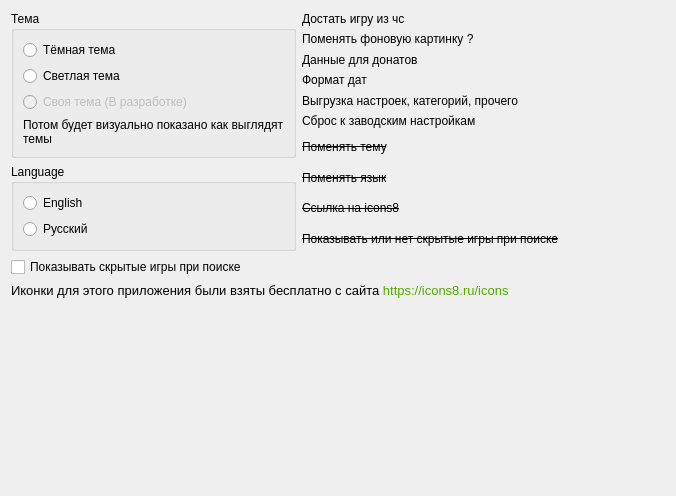
Old version of the form AraSteamManager/subform/formsettings.ui in the repository Arankir/AraSteamManager.
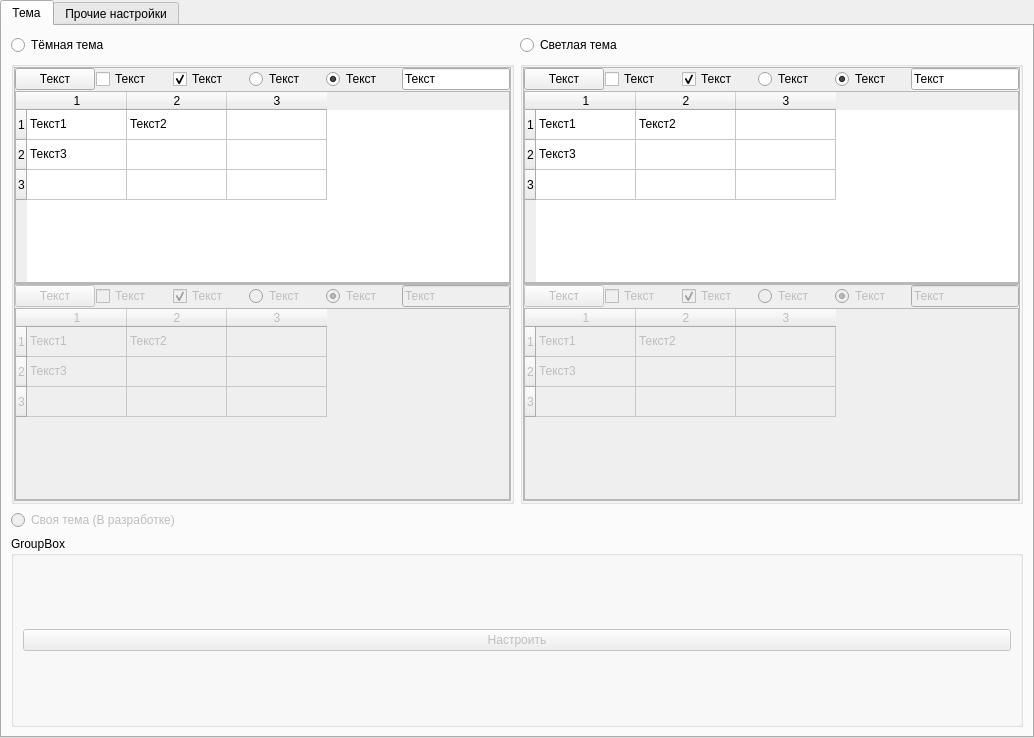
New version of the form.

Diff of the .ui file:
```diff
--- a/AraSteamManager/subform/formsettings.ui
+++ b/AraSteamManager/subform/formsettings.ui
@@ -6,67 +6,929 @@
    <rect>
     <x>0</x>
     <y>0</y>
-    <width>676</width>
-    <height>496</height>
+    <width>1034</width>
+    <height>738</height>
    </rect>
   </property>
   <property name="windowTitle">
    <string>Form</string>
   </property>
-  <layout class="QFormLayout" name="formLayout">
-   <item row="0" column="0">
-    <layout class="QVBoxLayout" name="verticalLayout_5">
-     <item>
-      <widget class="QGroupBox" name="GroupBoxTheme">
-       <property name="title">
-        <string>Тема</string>
+  <layout class="QVBoxLayout" name="verticalLayout_2">
+   <property name="spacing">
+    <number>0</number>
+   </property>
+   <property name="leftMargin">
+    <number>0</number>
+   </property>
+   <property name="topMargin">
+    <number>0</number>
+   </property>
+   <property name="rightMargin">
+    <number>0</number>
+   </property>
+   <property name="bottomMargin">
+    <number>0</number>
+   </property>
+   <item>
+    <widget class="QTabWidget" name="tabWidget">
+     <property name="currentIndex">
+      <number>0</number>
+     </property>
+     <widget class="QWidget" name="tab">
+      <attribute name="title">
+       <string>Тема</string>
+      </attribute>
+      <layout class="QGridLayout" name="gridLayout_6">
+       <item row="0" column="0">
+        <widget class="QRadioButton" name="RadioButtonDarkTheme">
+         <property name="text">
+          <string>Тёмная тема</string>
+         </property>
+        </widget>
+       </item>
+       <item row="0" column="1">
+        <widget class="QRadioButton" name="RadioButtonLightTheme">
+         <property name="text">
+          <string>Светлая тема</string>
+         </property>
+        </widget>
+       </item>
+       <item row="1" column="0">
+        <widget class="QGroupBox" name="GroupBoxDarkTheme">
+         <property name="sizePolicy">
+          <sizepolicy hsizetype="Expanding" vsizetype="Fixed">
+           <horstretch>0</horstretch>
+           <verstretch>0</verstretch>
+          </sizepolicy>
+         </property>
+         <property name="title">
+          <string/>
+         </property>
+         <layout class="QVBoxLayout" name="verticalLayout_5">
+          <property name="spacing">
+           <number>0</number>
+          </property>
+          <property name="leftMargin">
+           <number>0</number>
+          </property>
+          <property name="topMargin">
+           <number>0</number>
+          </property>
+          <property name="rightMargin">
+           <number>0</number>
+          </property>
+          <property name="bottomMargin">
+           <number>0</number>
+          </property>
+          <item>
+           <widget class="QScrollArea" name="scrollArea_5">
+            <property name="widgetResizable">
+             <bool>true</bool>
+            </property>
+            <widget class="QWidget" name="scrollAreaWidgetContents_7">
+             <property name="geometry">
+              <rect>
+               <x>0</x>
+               <y>0</y>
+               <width>495</width>
+               <height>238</height>
+              </rect>
+             </property>
+             <layout class="QGridLayout" name="gridLayout">
+              <property name="leftMargin">
+               <number>0</number>
+              </property>
+              <property name="topMargin">
+               <number>0</number>
+              </property>
+              <property name="rightMargin">
+               <number>0</number>
+              </property>
+              <property name="bottomMargin">
+               <number>0</number>
+              </property>
+              <property name="spacing">
+               <number>1</number>
+              </property>
+              <item row="0" column="0">
+               <widget class="QPushButton" name="pushButton">
+                <property name="sizePolicy">
+                 <sizepolicy hsizetype="Minimum" vsizetype="Fixed">
+                  <horstretch>0</horstretch>
+                  <verstretch>0</verstretch>
+                 </sizepolicy>
+                </property>
+                <property name="minimumSize">
+                 <size>
+                  <width>25</width>
+                  <height>0</height>
+                 </size>
+                </property>
+                <property name="text">
+                 <string>Текст</string>
+                </property>
+               </widget>
+              </item>
+              <item row="0" column="1">
+               <widget class="QCheckBox" name="checkBox">
+                <property name="sizePolicy">
+                 <sizepolicy hsizetype="Minimum" vsizetype="Fixed">
+                  <horstretch>0</horstretch>
+                  <verstretch>0</verstretch>
+                 </sizepolicy>
+                </property>
+                <property name="text">
+                 <string>Текст</string>
+                </property>
+               </widget>
+              </item>
+              <item row="0" column="2">
+               <widget class="QCheckBox" name="checkBox_8">
+                <property name="sizePolicy">
+                 <sizepolicy hsizetype="Minimum" vsizetype="Fixed">
+                  <horstretch>0</horstretch>
+                  <verstretch>0</verstretch>
+                 </sizepolicy>
+                </property>
+                <property name="text">
+                 <string>Текст</string>
+                </property>
+                <property name="checked">
+                 <bool>true</bool>
+                </property>
+               </widget>
+              </item>
+              <item row="0" column="3">
+               <widget class="QRadioButton" name="radioButton_7">
+                <property name="text">
+                 <string>Текст</string>
+                </property>
+                <property name="checked">
+                 <bool>false</bool>
+                </property>
+               </widget>
+              </item>
+              <item row="0" column="4">
+               <widget class="QRadioButton" name="radioButton">
+                <property name="text">
+                 <string>Текст</string>
+                </property>
+                <property name="checked">
+                 <bool>true</bool>
+                </property>
+               </widget>
+              </item>
+              <item row="0" column="5">
+               <widget class="QLineEdit" name="lineEdit">
+                <property name="sizePolicy">
+                 <sizepolicy hsizetype="Minimum" vsizetype="Fixed">
+                  <horstretch>0</horstretch>
+                  <verstretch>0</verstretch>
+                 </sizepolicy>
+                </property>
+                <property name="minimumSize">
+                 <size>
+                  <width>25</width>
+                  <height>0</height>
+                 </size>
+                </property>
+                <property name="text">
+                 <string>Текст</string>
+                </property>
+               </widget>
+              </item>
+              <item row="1" column="0" colspan="6">
+               <widget class="QTableWidget" name="tableWidget">
+                <property name="sizePolicy">
+                 <sizepolicy hsizetype="Expanding" vsizetype="Minimum">
+                  <horstretch>0</horstretch>
+                  <verstretch>0</verstretch>
+                 </sizepolicy>
+                </property>
+                <property name="rowCount">
+                 <number>3</number>
+                </property>
+                <property name="columnCount">
+                 <number>3</number>
+                </property>
+                <row/>
+                <row/>
+                <row/>
+                <column/>
+                <column/>
+                <column/>
+                <item row="0" column="0">
+                 <property name="text">
+                  <string>Текст1</string>
+                 </property>
+                </item>
+                <item row="0" column="1">
+                 <property name="text">
+                  <string>Текст2</string>
+                 </property>
+                </item>
+                <item row="1" column="0">
+                 <property name="text">
+                  <string>Текст3</string>
+                 </property>
+                </item>
+               </widget>
+              </item>
+             </layout>
+            </widget>
+           </widget>
+          </item>
+          <item>
+           <widget class="QScrollArea" name="scrollArea_6">
+            <property name="widgetResizable">
+             <bool>true</bool>
+            </property>
+            <widget class="QWidget" name="scrollAreaWidgetContents_8">
+             <property name="geometry">
+              <rect>
+               <x>0</x>
+               <y>0</y>
+               <width>495</width>
+               <height>238</height>
+              </rect>
+             </property>
+             <layout class="QGridLayout" name="gridLayout_4">
+              <property name="leftMargin">
+               <number>0</number>
+              </property>
+              <property name="topMargin">
+               <number>0</number>
+              </property>
+              <property name="rightMargin">
+               <number>0</number>
+              </property>
+              <property name="bottomMargin">
+               <number>0</number>
+              </property>
+              <property name="spacing">
+               <number>1</number>
+              </property>
+              <item row="0" column="0">
+               <widget class="QPushButton" name="pushButton_2">
+                <property name="enabled">
+                 <bool>false</bool>
+                </property>
+                <property name="sizePolicy">
+                 <sizepolicy hsizetype="Minimum" vsizetype="Fixed">
+                  <horstretch>0</horstretch>
+                  <verstretch>0</verstretch>
+                 </sizepolicy>
+                </property>
+                <property name="minimumSize">
+                 <size>
+                  <width>25</width>
+                  <height>0</height>
+                 </size>
+                </property>
+                <property name="text">
+                 <string>Текст</string>
+                </property>
+               </widget>
+              </item>
+              <item row="0" column="1">
+               <widget class="QCheckBox" name="checkBox_2">
+                <property name="enabled">
+                 <bool>false</bool>
+                </property>
+                <property name="sizePolicy">
+                 <sizepolicy hsizetype="Minimum" vsizetype="Fixed">
+                  <horstretch>0</horstretch>
+                  <verstretch>0</verstretch>
+                 </sizepolicy>
+                </property>
+                <property name="text">
+                 <string>Текст</string>
+                </property>
+               </widget>
+              </item>
+              <item row="0" column="2">
+               <widget class="QCheckBox" name="checkBox_7">
+                <property name="enabled">
+                 <bool>false</bool>
+                </property>
+                <property name="sizePolicy">
+                 <sizepolicy hsizetype="Minimum" vsizetype="Fixed">
+                  <horstretch>0</horstretch>
+                  <verstretch>0</verstretch>
+                 </sizepolicy>
+                </property>
+                <property name="text">
+                 <string>Текст</string>
+                </property>
+                <property name="checked">
+                 <bool>true</bool>
+                </property>
+               </widget>
+              </item>
+              <item row="0" column="3">
+               <widget class="QRadioButton" name="radioButton_2">
+                <property name="enabled">
+                 <bool>false</bool>
+                </property>
+                <property name="text">
+                 <string>Текст</string>
+                </property>
+               </widget>
+              </item>
+              <item row="0" column="4">
+               <widget class="QRadioButton" name="radioButton_8">
+                <property name="enabled">
+                 <bool>false</bool>
+                </property>
+                <property name="text">
+                 <string>Текст</string>
+                </property>
+                <property name="checked">
+                 <bool>true</bool>
+                </property>
+               </widget>
+              </item>
+              <item row="0" column="5">
+               <widget class="QLineEdit" name="lineEdit_2">
+                <property name="enabled">
+                 <bool>false</bool>
+                </property>
+                <property name="sizePolicy">
+                 <sizepolicy hsizetype="Minimum" vsizetype="Fixed">
+                  <horstretch>0</horstretch>
+                  <verstretch>0</verstretch>
+                 </sizepolicy>
+                </property>
+                <property name="minimumSize">
+                 <size>
+                  <width>25</width>
+                  <height>0</height>
+                 </size>
+                </property>
+                <property name="text">
+                 <string>Текст</string>
+                </property>
+               </widget>
+              </item>
+              <item row="1" column="0" colspan="6">
+               <widget class="QTableWidget" name="tableWidget_2">
+                <property name="enabled">
+                 <bool>false</bool>
+                </property>
+                <property name="sizePolicy">
+                 <sizepolicy hsizetype="Expanding" vsizetype="Minimum">
+                  <horstretch>0</horstretch>
+                  <verstretch>0</verstretch>
+                 </sizepolicy>
+                </property>
+                <property name="rowCount">
+                 <number>3</number>
+                </property>
+                <property name="columnCount">
+                 <number>3</number>
+                </property>
+                <row/>
+                <row/>
+                <row/>
+                <column/>
+                <column/>
+                <column/>
+                <item row="0" column="0">
+                 <property name="text">
+                  <string>Текст1</string>
+                 </property>
+                </item>
+                <item row="0" column="1">
+                 <property name="text">
+                  <string>Текст2</string>
+                 </property>
+                </item>
+                <item row="1" column="0">
+                 <property name="text">
+                  <string>Текст3</string>
+                 </property>
+                </item>
+               </widget>
+              </item>
+             </layout>
+            </widget>
+           </widget>
+          </item>
+         </layout>
+        </widget>
+       </item>
+       <item row="1" column="1">
+        <widget class="QGroupBox" name="GroupBoxWhiteTheme">
+         <property name="sizePolicy">
+          <sizepolicy hsizetype="Expanding" vsizetype="Fixed">
+           <horstretch>0</horstretch>
+           <verstretch>0</verstretch>
+          </sizepolicy>
+         </property>
+         <property name="title">
+          <string/>
+         </property>
+         <layout class="QVBoxLayout" name="verticalLayout_7">
+          <property name="spacing">
+           <number>0</number>
+          </property>
+          <property name="leftMargin">
+           <number>0</number>
+          </property>
+          <property name="topMargin">
+           <number>0</number>
+          </property>
+          <property name="rightMargin">
+           <number>0</number>
+          </property>
+          <property name="bottomMargin">
+           <number>0</number>
+          </property>
+          <item>
+           <widget class="QScrollArea" name="scrollArea_7">
+            <property name="widgetResizable">
+             <bool>true</bool>
+            </property>
+            <widget class="QWidget" name="scrollAreaWidgetContents_9">
+             <property name="geometry">
+              <rect>
+               <x>0</x>
+               <y>0</y>
+               <width>495</width>
+               <height>238</height>
+              </rect>
+             </property>
+             <layout class="QGridLayout" name="gridLayout_2">
+              <property name="leftMargin">
+               <number>0</number>
+              </property>
+              <property name="topMargin">
+               <number>0</number>
+              </property>
+              <property name="rightMargin">
+               <number>0</number>
+              </property>
+              <property name="bottomMargin">
+               <number>0</number>
+              </property>
+              <property name="spacing">
+               <number>1</number>
+              </property>
+              <item row="0" column="0">
+               <widget class="QPushButton" name="pushButton_3">
+                <property name="sizePolicy">
+                 <sizepolicy hsizetype="Minimum" vsizetype="Fixed">
+                  <horstretch>0</horstretch>
+                  <verstretch>0</verstretch>
+                 </sizepolicy>
+                </property>
+                <property name="minimumSize">
+                 <size>
+                  <width>25</width>
+                  <height>0</height>
+                 </size>
+                </property>
+                <property name="text">
+                 <string>Текст</string>
+                </property>
+               </widget>
+              </item>
+              <item row="0" column="1">
+               <widget class="QCheckBox" name="checkBox_3">
+                <property name="sizePolicy">
+                 <sizepolicy hsizetype="Minimum" vsizetype="Fixed">
+                  <horstretch>0</horstretch>
+                  <verstretch>0</verstretch>
+                 </sizepolicy>
+                </property>
+                <property name="text">
+                 <string>Текст</string>
+                </property>
+               </widget>
+              </item>
+              <item row="0" column="2">
+               <widget class="QCheckBox" name="checkBox_9">
+                <property name="sizePolicy">
+                 <sizepolicy hsizetype="Minimum" vsizetype="Fixed">
+                  <horstretch>0</horstretch>
+                  <verstretch>0</verstretch>
+                 </sizepolicy>
+                </property>
+                <property name="text">
+                 <string>Текст</string>
+                </property>
+                <property name="checked">
+                 <bool>true</bool>
+                </property>
+               </widget>
+              </item>
+              <item row="0" column="3">
+               <widget class="QRadioButton" name="radioButton_9">
+                <property name="text">
+                 <string>Текст</string>
+                </property>
+                <property name="checked">
+                 <bool>false</bool>
+                </property>
+               </widget>
+              </item>
+              <item row="0" column="4">
+               <widget class="QRadioButton" name="radioButton_3">
+                <property name="text">
+                 <string>Текст</string>
+                </property>
+                <property name="checked">
+                 <bool>true</bool>
+                </property>
+               </widget>
+              </item>
+              <item row="0" column="5">
+               <widget class="QLineEdit" name="lineEdit_3">
+                <property name="sizePolicy">
+                 <sizepolicy hsizetype="Minimum" vsizetype="Fixed">
+                  <horstretch>0</horstretch>
+                  <verstretch>0</verstretch>
+                 </sizepolicy>
+                </property>
+                <property name="minimumSize">
+                 <size>
+                  <width>25</width>
+                  <height>0</height>
+                 </size>
+                </property>
+                <property name="text">
+                 <string>Текст</string>
+                </property>
+               </widget>
+              </item>
+              <item row="1" column="0" colspan="6">
+               <widget class="QTableWidget" name="tableWidget_3">
+                <property name="sizePolicy">
+                 <sizepolicy hsizetype="Expanding" vsizetype="Minimum">
+                  <horstretch>0</horstretch>
+                  <verstretch>0</verstretch>
+                 </sizepolicy>
+                </property>
+                <property name="rowCount">
+                 <number>3</number>
+                </property>
+                <property name="columnCount">
+                 <number>3</number>
+                </property>
+                <row/>
+                <row/>
+                <row/>
+                <column/>
+                <column/>
+                <column/>
+                <item row="0" column="0">
+                 <property name="text">
+                  <string>Текст1</string>
+                 </property>
+                </item>
+                <item row="0" column="1">
+                 <property name="text">
+                  <string>Текст2</string>
+                 </property>
+                </item>
+                <item row="1" column="0">
+                 <property name="text">
+                  <string>Текст3</string>
+                 </property>
+                </item>
+               </widget>
+              </item>
+             </layout>
+            </widget>
+           </widget>
+          </item>
+          <item>
+           <widget class="QScrollArea" name="scrollArea_8">
+            <property name="widgetResizable">
+             <bool>true</bool>
+            </property>
+            <widget class="QWidget" name="scrollAreaWidgetContents_10">
+             <property name="geometry">
+              <rect>
+               <x>0</x>
+               <y>0</y>
+               <width>495</width>
+               <height>238</height>
+              </rect>
+             </property>
+             <layout class="QGridLayout" name="gridLayout_5">
+              <property name="leftMargin">
+               <number>0</number>
+              </property>
+              <property name="topMargin">
+               <number>0</number>
+              </property>
+              <property name="rightMargin">
+               <number>0</number>
+              </property>
+              <property name="bottomMargin">
+               <number>0</number>
+              </property>
+              <property name="spacing">
+               <number>1</number>
+              </property>
+              <item row="0" column="0">
+               <widget class="QPushButton" name="pushButton_4">
+                <property name="enabled">
+                 <bool>false</bool>
+                </property>
+                <property name="sizePolicy">
+                 <sizepolicy hsizetype="Minimum" vsizetype="Fixed">
+                  <horstretch>0</horstretch>
+                  <verstretch>0</verstretch>
+                 </sizepolicy>
+                </property>
+                <property name="minimumSize">
+                 <size>
+                  <width>25</width>
+                  <height>0</height>
+                 </size>
+                </property>
+                <property name="text">
+                 <string>Текст</string>
+                </property>
+               </widget>
+              </item>
+              <item row="0" column="1">
+               <widget class="QCheckBox" name="checkBox_4">
+                <property name="enabled">
+                 <bool>false</bool>
+                </property>
+                <property name="sizePolicy">
+                 <sizepolicy hsizetype="Minimum" vsizetype="Fixed">
+                  <horstretch>0</horstretch>
+                  <verstretch>0</verstretch>
+                 </sizepolicy>
+                </property>
+                <property name="text">
+                 <string>Текст</string>
+                </property>
+               </widget>
+              </item>
+              <item row="0" column="2">
+               <widget class="QCheckBox" name="checkBox_10">
+                <property name="enabled">
+                 <bool>false</bool>
+                </property>
+                <property name="sizePolicy">
+                 <sizepolicy hsizetype="Minimum" vsizetype="Fixed">
+                  <horstretch>0</horstretch>
+                  <verstretch>0</verstretch>
+                 </sizepolicy>
+                </property>
+                <property name="text">
+                 <string>Текст</string>
+                </property>
+                <property name="checked">
+                 <bool>true</bool>
+                </property>
+               </widget>
+              </item>
+              <item row="0" column="3">
+               <widget class="QRadioButton" name="radioButton_4">
+                <property name="enabled">
+                 <bool>false</bool>
+                </property>
+                <property name="text">
+                 <string>Текст</string>
+                </property>
+               </widget>
+              </item>
+              <item row="0" column="4">
+               <widget class="QRadioButton" name="radioButton_10">
+                <property name="enabled">
+                 <bool>false</bool>
+                </property>
+                <property name="text">
+                 <string>Текст</string>
+                </property>
+                <property name="checked">
+                 <bool>true</bool>
+                </property>
+               </widget>
+              </item>
+              <item row="0" column="5">
+               <widget class="QLineEdit" name="lineEdit_4">
+                <property name="enabled">
+                 <bool>false</bool>
+                </property>
+                <property name="sizePolicy">
+                 <sizepolicy hsizetype="Minimum" vsizetype="Fixed">
+                  <horstretch>0</horstretch>
+                  <verstretch>0</verstretch>
+                 </sizepolicy>
+                </property>
+                <property name="minimumSize">
+                 <size>
+                  <width>25</width>
+                  <height>0</height>
+                 </size>
+                </property>
+                <property name="text">
+                 <string>Текст</string>
+                </property>
+               </widget>
+              </item>
+              <item row="1" column="0" colspan="6">
+               <widget class="QTableWidget" name="tableWidget_4">
+                <property name="enabled">
+                 <bool>false</bool>
+                </property>
+                <property name="rowCount">
+                 <number>3</number>
+                </property>
+                <property name="columnCount">
+                 <number>3</number>
+                </property>
+                <row/>
+                <row/>
+                <row/>
+                <column/>
+                <column/>
+                <column/>
+                <item row="0" column="0">
+                 <property name="text">
+                  <string>Текст1</string>
+                 </property>
+                </item>
+                <item row="0" column="1">
+                 <property name="text">
+                  <string>Текст2</string>
+                 </property>
+                </item>
+                <item row="1" column="0">
+                 <property name="text">
+                  <string>Текст3</string>
+                 </property>
+                </item>
+               </widget>
+              </item>
+             </layout>
+            </widget>
+           </widget>
+          </item>
+         </layout>
+        </widget>
+       </item>
+       <item row="3" column="0" colspan="2">
+        <widget class="QGroupBox" name="groupBox_4">
+         <property name="title">
+          <string>GroupBox</string>
+         </property>
+         <layout class="QGridLayout" name="gridLayout_3">
+          <item row="0" column="0">
+           <widget class="QPushButton" name="pushButton_5">
+            <property name="enabled">
+             <bool>false</bool>
+            </property>
+            <property name="text">
+             <string>Настроить</string>
+            </property>
+           </widget>
+          </item>
+         </layout>
+        </widget>
+       </item>
+       <item row="2" column="0" colspan="2">
+        <widget class="QRadioButton" name="RadioButtonCustomTheme">
+         <property name="enabled">
+          <bool>false</bool>
+         </property>
+         <property name="text">
+          <string>Своя тема (В разработке)</string>
+         </property>
+        </widget>
+       </item>
+      </layout>
+     </widget>
+     <widget class="QWidget" name="tab_2">
+      <attribute name="title">
+       <string>Прочие настройки</string>
+      </attribute>
+      <widget class="QWidget" name="">
+       <property name="geometry">
+        <rect>
+         <x>780</x>
+         <y>10</y>
+         <width>243</width>
+         <height>190</height>
+        </rect>
        </property>
-       <layout class="QVBoxLayout" name="verticalLayout_2">
+       <layout class="QVBoxLayout" name="verticalLayout_6">
         <item>
-         <widget class="QRadioButton" name="RadioButtonDarkTheme">
-          <property name="text">
-           <string>Тёмная тема</string>
-          </property>
-         </widget>
+         <layout class="QVBoxLayout" name="verticalLayout_4">
+          <item>
+           <widget class="QLabel" name="label_11">
+            <property name="text">
+             <string>Достать игру из чс</string>
+            </property>
+           </widget>
+          </item>
+          <item>
+           <widget class="QLabel" name="label_6">
+            <property name="text">
+             <string>Поменять фоновую картинку ?</string>
+            </property>
+           </widget>
+          </item>
+          <item>
+           <widget class="QLabel" name="label_8">
+            <property name="text">
+             <string>Данные для донатов</string>
+            </property>
+           </widget>
+          </item>
+          <item>
+           <widget class="QLabel" name="label_9">
+            <property name="text">
+             <string>Формат дат</string>
+            </property>
+           </widget>
+          </item>
+          <item>
+           <widget class="QLabel" name="label_2">
+            <property name="text">
+             <string>Выгрузка настроек, категорий, прочего</string>
+            </property>
+           </widget>
+          </item>
+          <item>
+           <widget class="QLabel" name="label_4">
+            <property name="text">
+             <string>Сброс к заводским настройкам</string>
+            </property>
+           </widget>
+          </item>
+         </layout>
         </item>
         <item>
-         <widget class="QRadioButton" name="RadioButtonLightTheme">
-          <property name="text">
-           <string>Светлая тема</string>
-          </property>
-         </widget>
-        </item>
-        <item>
-         <widget class="QRadioButton" name="RadioButtonCustomTheme">
-          <property name="enabled">
-           <bool>false</bool>
-          </property>
-          <property name="text">
-           <string>Своя тема (В разработке)</string>
-          </property>
-         </widget>
-        </item>
-        <item>
-         <widget class="QLabel" name="label_12">
-          <property name="sizePolicy">
-           <sizepolicy hsizetype="Preferred" vsizetype="Maximum">
-            <horstretch>0</horstretch>
-            <verstretch>0</verstretch>
-           </sizepolicy>
-          </property>
-          <property name="text">
-           <string>Потом будет визуально показано как выглядят темы</string>
-          </property>
-          <property name="wordWrap">
-           <bool>true</bool>
-          </property>
-         </widget>
+         <layout class="QVBoxLayout" name="verticalLayout_3">
+          <item>
+           <widget class="QLabel" name="label_5">
+            <property name="font">
+             <font>
+              <strikeout>true</strikeout>
+             </font>
+            </property>
+            <property name="text">
+             <string>Поменять тему</string>
+            </property>
+           </widget>
+          </item>
+          <item>
+           <widget class="QLabel" name="label">
+            <property name="font">
+             <font>
+              <strikeout>true</strikeout>
+             </font>
+            </property>
+            <property name="text">
+             <string>Поменять язык</string>
+            </property>
+           </widget>
+          </item>
+          <item>
+           <widget class="QLabel" name="label_7">
+            <property name="font">
+             <font>
+              <strikeout>true</strikeout>
+             </font>
+            </property>
+            <property name="text">
+             <string>Ссылка на icons8</string>
+            </property>
+           </widget>
+          </item>
+          <item>
+           <widget class="QLabel" name="label_3">
+            <property name="font">
+             <font>
+              <strikeout>true</strikeout>
+             </font>
+            </property>
+            <property name="text">
+             <string>Показывать или нет скрытые игры при поиске</string>
+            </property>
+           </widget>
+          </item>
+         </layout>
         </item>
        </layout>
       </widget>
-     </item>
-     <item>
       <widget class="QGroupBox" name="groupBox">
+       <property name="geometry">
+        <rect>
+         <x>10</x>
+         <y>10</y>
+         <width>89</width>
+         <height>85</height>
+        </rect>
+       </property>
        <property name="title">
         <string>Language</string>
        </property>
@@ -87,131 +949,104 @@
         </item>
        </layout>
       </widget>
-     </item>
-    </layout>
-   </item>
-   <item row="0" column="1">
-    <layout class="QVBoxLayout" name="verticalLayout_6">
-     <item>
-      <layout class="QVBoxLayout" name="verticalLayout_4">
-       <item>
-        <widget class="QLabel" name="label_11">
-         <property name="text">
-          <string>Достать игру из чс</string>
-         </property>
-        </widget>
-       </item>
-       <item>
-        <widget class="QLabel" name="label_6">
-         <property name="text">
-          <string>Поменять фоновую картинку ?</string>
-         </property>
-        </widget>
-       </item>
-       <item>
-        <widget class="QLabel" name="label_8">
-         <property name="text">
-          <string>Данные для донатов</string>
-         </property>
-        </widget>
-       </item>
-       <item>
-        <widget class="QLabel" name="label_9">
-         <property name="text">
-          <string>Формат дат</string>
-         </property>
-        </widget>
-       </item>
-       <item>
-        <widget class="QLabel" name="label_2">
-         <property name="text">
-          <string>Выгрузка настроек, категорий, прочего</string>
-         </property>
-        </widget>
-       </item>
-       <item>
-        <widget class="QLabel" name="label_4">
-         <property name="text">
-          <string>Сброс к заводским настройкам</string>
-         </property>
-        </widget>
-       </item>
-      </layout>
-     </item>
-     <item>
-      <layout class="QVBoxLayout" name="verticalLayout_3">
-       <item>
-        <widget class="QLabel" name="label_5">
-         <property name="font">
-          <font>
-           <strikeout>true</strikeout>
-          </font>
-         </property>
-         <property name="text">
-          <string>Поменять тему</string>
-         </property>
-        </widget>
-       </item>
-       <item>
-        <widget class="QLabel" name="label">
-         <property name="font">
-          <font>
-           <strikeout>true</strikeout>
-          </font>
-         </property>
-         <property name="text">
-          <string>Поменять язык</string>
-         </property>
-        </widget>
-       </item>
-       <item>
-        <widget class="QLabel" name="label_7">
-         <property name="font">
-          <font>
-           <strikeout>true</strikeout>
-          </font>
-         </property>
-         <property name="text">
-          <string>Ссылка на icons8</string>
-         </property>
-        </widget>
-       </item>
-       <item>
-        <widget class="QLabel" name="label_3">
-         <property name="font">
-          <font>
-           <strikeout>true</strikeout>
-          </font>
-         </property>
-         <property name="text">
-          <string>Показывать или нет скрытые игры при поиске</string>
-         </property>
-        </widget>
-       </item>
-      </layout>
-     </item>
-    </layout>
-   </item>
-   <item row="1" column="0">
-    <widget class="QCheckBox" name="CheckBoxVisibleHiddenGames">
-     <property name="text">
-      <string>Показывать скрытые игры при поиске</string>
-     </property>
-    </widget>
-   </item>
-   <item row="2" column="0" colspan="2">
-    <widget class="QLabel" name="label_10">
-     <property name="font">
-      <font>
-       <pointsize>10</pointsize>
-      </font>
-     </property>
-     <property name="text">
-      <string>&lt;html&gt;&lt;head/&gt;&lt;body&gt;&lt;p&gt;Иконки для этого приложения были взяты бесплатно с сайта &lt;span style=&quot; color:#55aa00;&quot;&gt;https://icons8.ru/icons&lt;/span&gt;&lt;/p&gt;&lt;/body&gt;&lt;/html&gt;</string>
-     </property>
-     <property name="wordWrap">
-      <bool>true</bool>
-     </property>
+      <widget class="QCheckBox" name="CheckBoxVisibleHiddenGames">
+       <property name="geometry">
+        <rect>
+         <x>110</x>
+         <y>10</y>
+         <width>371</width>
+         <height>19</height>
+        </rect>
+       </property>
+       <property name="text">
+        <string>При поиске по играм отображать скрытые игры</string>
+       </property>
+      </widget>
+      <widget class="QLabel" name="label_10">
+       <property name="geometry">
+        <rect>
+         <x>10</x>
+         <y>560</y>
+         <width>658</width>
+         <height>16</height>
+        </rect>
+       </property>
+       <property name="font">
+        <font>
+         <pointsize>10</pointsize>
+        </font>
+       </property>
+       <property name="text">
+        <string>&lt;html&gt;&lt;head/&gt;&lt;body&gt;&lt;p&gt;Иконки для этого приложения были взяты бесплатно с сайта &lt;span style=&quot; color:#55aa00;&quot;&gt;https://icons8.ru/icons&lt;/span&gt;&lt;/p&gt;&lt;/body&gt;&lt;/html&gt;</string>
+       </property>
+       <property name="wordWrap">
+        <bool>true</bool>
+       </property>
+      </widget>
+      <widget class="QWidget" name="">
+       <property name="geometry">
+        <rect>
+         <x>10</x>
+         <y>100</y>
+         <width>761</width>
+         <height>451</height>
+        </rect>
+       </property>
+       <layout class="QHBoxLayout" name="horizontalLayout_2">
+        <item>
+         <widget class="QScrollArea" name="ScrollAreaProfilesHideGames">
+          <property name="sizePolicy">
+           <sizepolicy hsizetype="Minimum" vsizetype="Expanding">
+            <horstretch>0</horstretch>
+            <verstretch>0</verstretch>
+           </sizepolicy>
+          </property>
+          <property name="widgetResizable">
+           <bool>true</bool>
+          </property>
+          <widget class="QWidget" name="scrollAreaWidgetContents">
+           <property name="geometry">
+            <rect>
+             <x>0</x>
+             <y>0</y>
+             <width>68</width>
+             <height>447</height>
+            </rect>
+           </property>
+          </widget>
+         </widget>
+        </item>
+        <item>
+         <layout class="QVBoxLayout" name="verticalLayout_10">
+          <item>
+           <layout class="QHBoxLayout" name="horizontalLayout">
+            <item>
+             <widget class="QLineEdit" name="LineEditFindGame"/>
+            </item>
+            <item>
+             <widget class="QPushButton" name="ButtonFindGame">
+              <property name="text">
+               <string>Поиск</string>
+              </property>
+             </widget>
+            </item>
+           </layout>
+          </item>
+          <item>
+           <widget class="QTableWidget" name="TableWidgetGames">
+            <property name="columnCount">
+             <number>3</number>
+            </property>
+            <column/>
+            <column/>
+            <column/>
+           </widget>
+          </item>
+         </layout>
+        </item>
+       </layout>
+      </widget>
+     </widget>
     </widget>
    </item>
   </layout>
```
